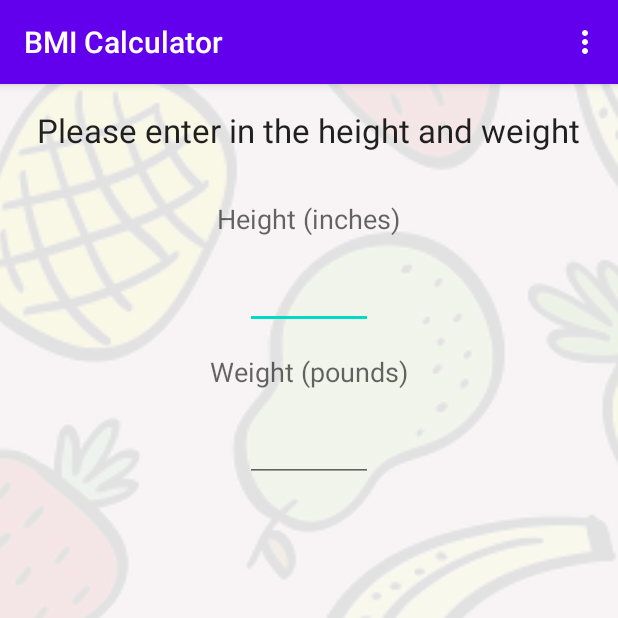
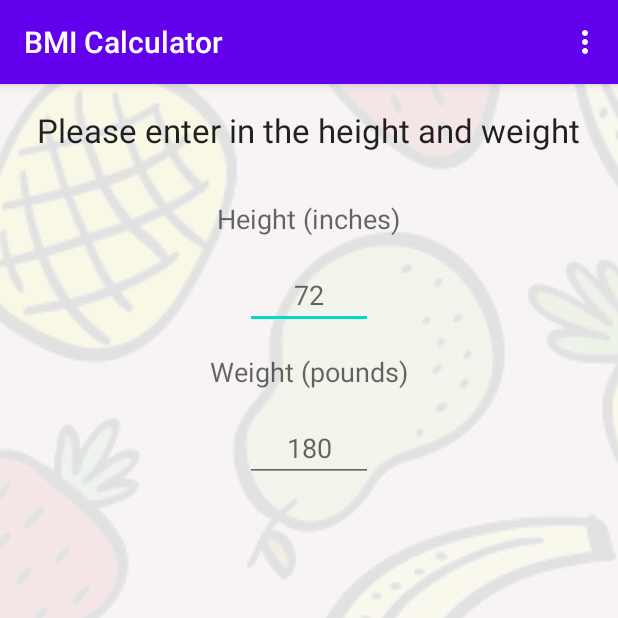
Before and after one commit to jrotenst/android-bmi-calc-app, an Android app: the screen it shows after launch (MainActivity), on a phone screen of 412 x 824 dp, the top half of it. Run offline under Robolectric (Android 15) with nearby library versions, the phone set to English and light mode, and no system bars.

Commit message:
added hints to both EditTexts

```diff
--- a/app/src/main/res/layout/content_main.xml
+++ b/app/src/main/res/layout/content_main.xml
@@ -26,7 +26,8 @@
 
     <EditText
         android:id="@+id/et_height"
-        style="@style/main_edit_text_style" />
+        style="@style/main_edit_text_style"
+        android:hint="72" />
 
     <!-- Weight -->
     <TextView
@@ -36,7 +37,8 @@
 
     <EditText
         android:id="@+id/et_weight"
-        style="@style/main_edit_text_style" />
+        style="@style/main_edit_text_style"
+        android:hint="180" />
 
 
 </LinearLayout>
```
